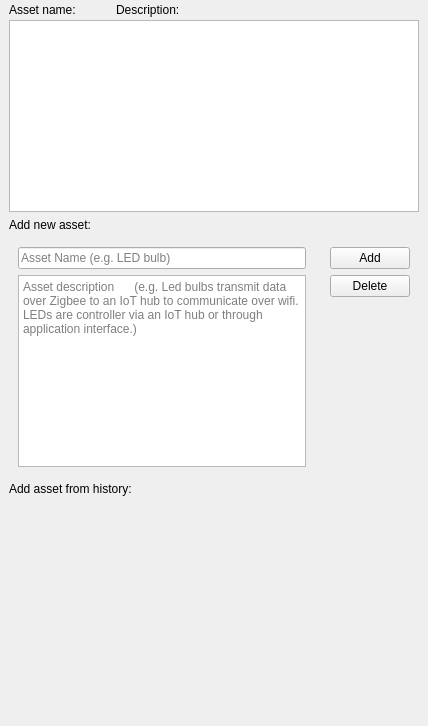
The window that iotpentool/gui/assets.ui (sarunasil/iotPenTool) describes before a commit, drawn with Qt 5.
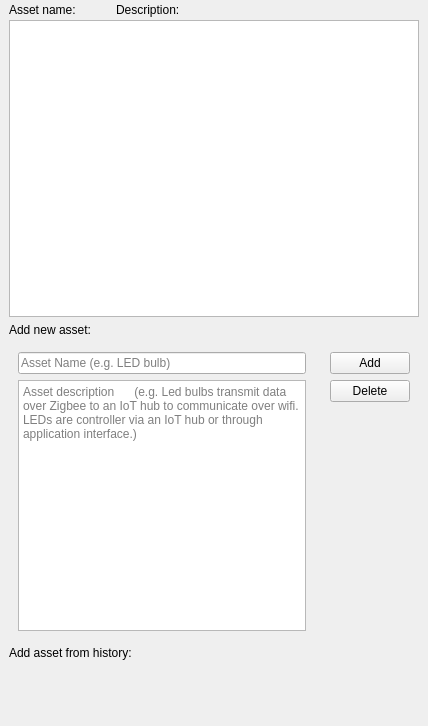
The same window after the commit.

Diff of the .ui file:
```diff
--- a/iotpentool/gui/assets.ui
+++ b/iotpentool/gui/assets.ui
@@ -260,6 +260,9 @@
        <property name="orientation">
         <enum>Qt::Vertical</enum>
        </property>
+       <property name="sizeType">
+        <enum>QSizePolicy::Fixed</enum>
+       </property>
        <property name="sizeHint" stdset="0">
         <size>
          <width>20</width>
```
